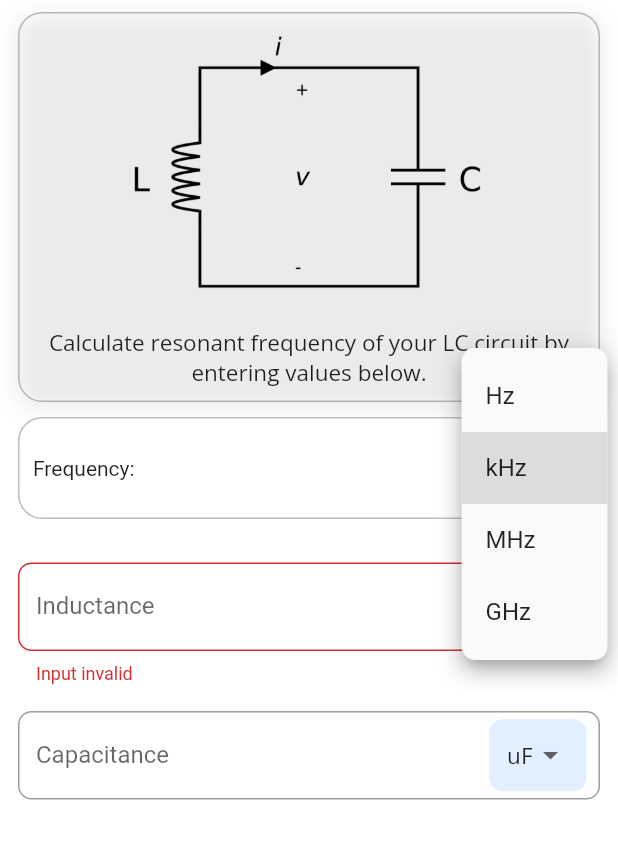
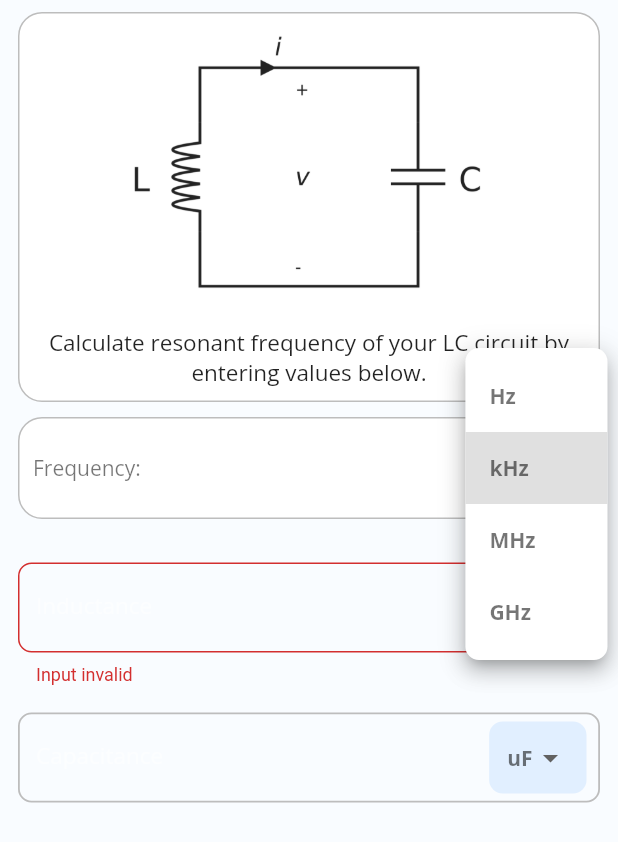
Before and after one commit to BojanDolic/Coiler, a Flutter app: the ResonantFrequencyScreen screen opened by its route, after a tap on "kHz", on a phone screen of 412 x 824 dp. Shown: the top 842 px of the screen. Run offline on Flutter 3.47's test engine with Material 2 defaults, Android fonts, the phone set to English and light mode, and no system bars; our stand-ins replace drift, floor; missing offline and left inert: drift_local_storage_inspector, storage_inspector; accounts and stored records are empty; generated files the repository leaves out were written again.

Commit message:
DEVELOP_2804_RES_FREQ_CALCULATOR
Improve UI of resonant_freq_screen.dart
Add dark theme support for resonant_freq_screen.dart
Add extension function for determining app theme (dark or light)

```diff
--- a/lib/screens/calculators/resonant_freq_screen.dart
+++ b/lib/screens/calculators/resonant_freq_screen.dart
@@ -1,6 +1,8 @@
 import 'package:coiler_app/calculator/calculator.dart';
+import 'package:coiler_app/util/color_constants.dart' as ColorUtil;
 import 'package:coiler_app/util/constants.dart';
 import 'package:coiler_app/util/conversion.dart';
+import 'package:coiler_app/util/extensions/theme_extension.dart';
 import 'package:coiler_app/util/list_constants.dart';
 import 'package:coiler_app/widgets/border_container.dart';
 import 'package:coiler_app/widgets/input_field_dropdown.dart';
@@ -13,8 +15,7 @@ class ResonantFrequencyScreen extends StatefulWidget {
   static String id = "/calculators/resfreq";
 
   @override
-  _ResonantFrequencyScreenState createState() =>
-      _ResonantFrequencyScreenState();
+  _ResonantFrequencyScreenState createState() => _ResonantFrequencyScreenState();
 }
 
 class _ResonantFrequencyScreenState extends State<ResonantFrequencyScreen> {
@@ -39,15 +40,11 @@ class _ResonantFrequencyScreenState extends State<ResonantFrequencyScreen> {
     var capacitanceTemp = double.tryParse(capacitance);
 
     if (inductanceTemp != 0 && capacitanceTemp != 0) {
-      var inductance = Converter()
-          .convertUnits(inductanceTemp, inductanceUnit, Units.DEFAULT);
-      var capacitance = Converter()
-          .convertUnits(capacitanceTemp, capacitanceUnit, Units.DEFAULT);
+      var inductance = Converter().convertUnits(inductanceTemp, inductanceUnit, Units.DEFAULT);
+      var capacitance = Converter().convertUnits(capacitanceTemp, capacitanceUnit, Units.DEFAULT);
 
-      var frequencyTemp =
-          Calculator().calculateResFrequency(inductance, capacitance);
-      var frequency =
-          Converter().convertUnits(frequencyTemp, Units.DEFAULT, frequencyUnit);
+      var frequencyTemp = Calculator().calculateResFrequency(inductance, capacitance);
+      var frequency = Converter().convertUnits(frequencyTemp, Units.DEFAULT, frequencyUnit);
 
       setState(() {
         this.frequency = frequency.toStringAsFixed(4);
@@ -57,8 +54,9 @@ class _ResonantFrequencyScreenState extends State<ResonantFrequencyScreen> {
 
   @override
   Widget build(BuildContext context) {
+    final theme = Theme.of(context);
     return Scaffold(
-      backgroundColor: Colors.white,
+      backgroundColor: theme.backgroundColor,
       body: SafeArea(
         child: Padding(
           padding: const EdgeInsets.symmetric(
@@ -75,23 +73,23 @@ class _ResonantFrequencyScreenState extends State<ResonantFrequencyScreen> {
                   Align(
                     alignment: Alignment.center,
                     child: BorderContainer(
-                      elevated: true,
                       child: Column(
                         children: [
                           Image.asset(
                             "assets/lc_circuit.png",
                             height: 200,
+                            color: context.isDarkTheme() ? Colors.white : Colors.black87,
                           ),
                           Text(
                             "Calculate resonant frequency of your LC circuit by entering values below.",
-                            style: normalTextStyleOpenSans14,
+                            style: theme.textTheme.displayMedium,
                             textAlign: TextAlign.center,
                           )
                         ],
                       ),
                     ),
                   ),
-                  SizedBox(
+                  const SizedBox(
                     height: 10,
                   ),
                   BorderContainer(
@@ -99,18 +97,22 @@ class _ResonantFrequencyScreenState extends State<ResonantFrequencyScreen> {
                       mainAxisSize: MainAxisSize.max,
                       mainAxisAlignment: MainAxisAlignment.spaceBetween,
                       children: [
-                        Text("Frequency: $frequency"),
+                        Text(
+                          "Frequency: $frequency",
+                          style: theme.textTheme.displaySmall,
+                        ),
                         Container(
                           padding: EdgeInsets.symmetric(
                             horizontal: 9,
                           ),
                           decoration: BoxDecoration(
-                            color: lightBlueColor,
+                            color: context.isDarkTheme() ? Colors.grey.shade800 : ColorUtil.lightestBlue,
                             borderRadius: BorderRadius.circular(9),
                           ),
                           child: DropdownButton<Units>(
                               value: frequencyUnit,
                               items: frequencyDropDownList,
+                              style: theme.textTheme.displaySmall?.copyWith(fontWeight: FontWeight.bold),
                               borderRadius: BorderRadius.circular(9),
                               underline: Container(),
                               onChanged: (value) {
--- a/lib/theme/darkTheme.dart
+++ b/lib/theme/darkTheme.dart
@@ -11,6 +11,7 @@ final darkTheme = ThemeData(
       color: Colors.white,
     ),
   ),
+  canvasColor: Colors.grey.shade900,
   popupMenuTheme: PopupMenuThemeData(
     color: darkThemeBackgroundColor,
     textStyle: normalTextStyleOpenSans14.copyWith(
@@ -29,7 +30,7 @@ final darkTheme = ThemeData(
       color: Colors.white54,
       fontSize: 14,
     ),
-    displayMedium: normalTextStyleOpenSans14.copyWith(color: Colors.white),
+    displayMedium: normalTextStyleOpenSans14.copyWith(color: Colors.white54),
   ),
   listTileTheme: ListTileThemeData(
     textColor: Colors.white,
@@ -40,6 +41,14 @@ final darkTheme = ThemeData(
       side: const BorderSide(color: Colors.white12),
     ),
   ),
+  inputDecorationTheme: InputDecorationTheme(
+    enabledBorder: OutlineInputBorder(
+      borderSide: BorderSide(color: Colors.grey.shade700, width: 1.2),
+      borderRadius: BorderRadius.circular(9),
+    ),
+    labelStyle: normalTextStyleOpenSans14.copyWith(color: Colors.white54),
+    floatingLabelStyle: lightCategoryTextStyle.copyWith(color: Colors.white54, fontWeight: FontWeight.bold),
+  ),
   backgroundColor: darkThemeBackgroundColor,
   dialogTheme: DialogTheme(
     backgroundColor: darkThemeBackgroundColor,
--- a/lib/theme/lightTheme.dart
+++ b/lib/theme/lightTheme.dart
@@ -11,6 +11,7 @@ final lightTheme = ThemeData(
       color: Colors.black87,
     ),
   ),
+  canvasColor: Colors.white,
   backgroundColor: lightThemeBackgroundColor,
   listTileTheme: ListTileThemeData(
     tileColor: Colors.white,
@@ -42,4 +43,12 @@ final lightTheme = ThemeData(
     contentTextStyle: normalTextStyleOpenSans14,
     shape: roundedBorder16,
   ),
+  inputDecorationTheme: InputDecorationTheme(
+    enabledBorder: OutlineInputBorder(
+      borderSide: BorderSide(color: Colors.grey.shade400, width: 1.2),
+      borderRadius: BorderRadius.circular(9),
+    ),
+    labelStyle: normalTextStyleOpenSans14.copyWith(color: Colors.white54),
+    floatingLabelStyle: lightCategoryTextStyle.copyWith(color: Colors.white54, fontWeight: FontWeight.bold),
+  ),
 );
--- /dev/null
+++ b/lib/util/extensions/theme_extension.dart
@@ -0,0 +1,8 @@
+import 'package:flutter/cupertino.dart';
+
+extension ThemeCheck on BuildContext {
+  bool isDarkTheme() {
+    final bright = MediaQuery.of(this).platformBrightness;
+    return bright == Brightness.dark;
+  }
+}
--- a/lib/widgets/border_container.dart
+++ b/lib/widgets/border_container.dart
@@ -29,7 +29,7 @@ class BorderContainer extends StatelessWidget {
   @override
   Widget build(BuildContext context) {
     return Material(
-      color: Colors.white,
+      color: Theme.of(context).canvasColor,
       borderRadius: BorderRadius.circular(16),
       child: Container(
         padding: padding,
--- a/lib/widgets/input_field_dropdown.dart
+++ b/lib/widgets/input_field_dropdown.dart
@@ -1,4 +1,6 @@
+import 'package:coiler_app/util/color_constants.dart' as ColorUtil;
 import 'package:coiler_app/util/constants.dart';
+import 'package:coiler_app/util/extensions/theme_extension.dart';
 import 'package:flutter/material.dart';
 import 'package:flutter/services.dart';
 
@@ -32,6 +34,7 @@ class InputFieldDropDown extends StatelessWidget {
 
   @override
   Widget build(BuildContext context) {
+    final theme = Theme.of(context);
     return TextFormField(
       autovalidateMode: AutovalidateMode.onUserInteraction,
       onChanged: (value) => onTextChanged(value),
@@ -39,6 +42,7 @@ class InputFieldDropDown extends StatelessWidget {
       controller: controller,
       keyboardType: inputType,
       inputFormatters: inputFormatters,
+      style: theme.textTheme.displayMedium,
       decoration: InputDecoration(
         suffixIcon: Padding(
           padding: const EdgeInsets.only(
@@ -50,7 +54,7 @@ class InputFieldDropDown extends StatelessWidget {
               horizontal: 12,
             ),
             decoration: BoxDecoration(
-              color: const Color(0xffe1efff),
+              color: context.isDarkTheme() ? Colors.grey.shade800 : ColorUtil.lightestBlue, //const Color(0xffe1efff),
               borderRadius: BorderRadius.circular(9),
             ),
             child: Align(
@@ -59,7 +63,8 @@ class InputFieldDropDown extends StatelessWidget {
               child: DropdownButton<Units>(
                 borderRadius: BorderRadius.circular(9),
                 value: dropDownValue,
-                style: normalTextStyleOpenSans14.copyWith(color: Colors.black87),
+                style:
+                    theme.textTheme.displaySmall?.copyWith(fontWeight: FontWeight.bold), //normalTextStyleOpenSans14.copyWith(color: Colors.black87),
                 underline: Container(),
                 items: dropDownList,
                 onChanged: (value) => onDropDownChanged(value),
@@ -71,10 +76,37 @@ class InputFieldDropDown extends StatelessWidget {
         hintText: hintText,
         labelText: labelText,
         errorText: errorText,
+        hintStyle: theme.inputDecorationTheme.labelStyle,
+        labelStyle: theme.inputDecorationTheme.labelStyle, //theme.textTheme.displayMedium, // (errorText == null) ? theme.primaryColor : Colors.red
+        floatingLabelStyle: MaterialStateTextStyle.resolveWith((states) {
+          var color = theme.textTheme.displayMedium?.color;
+
+          if (states.contains(MaterialState.error)) {
+            color = Colors.red;
+          } else if (states.contains(MaterialState.focused)) {
+            color = theme.primaryColor;
+          }
+
+          //final color = (states.contains(MaterialState.error)) ? Colors.red : theme.primaryColor;
+          return (theme.inputDecorationTheme.floatingLabelStyle?.copyWith(color: color))!;
+        }),
         border: OutlineInputBorder(
+          borderSide: BorderSide(color: Colors.red),
           borderRadius: BorderRadius.circular(9),
         ),
+        enabledBorder: theme.inputDecorationTheme.enabledBorder,
       ),
     );
   }
+
+  TextStyle? getLabelStyle(ThemeData theme, Set<MaterialState> states) {
+    var style = theme.inputDecorationTheme.labelStyle;
+
+    if (states.contains(MaterialState.focused)) {
+      style = theme.inputDecorationTheme.labelStyle?.copyWith(color: theme.primaryColor);
+    } else if (states.contains(MaterialState.error)) {
+      style = theme.inputDecorationTheme.labelStyle?.copyWith(color: Colors.red);
+    }
+    return style!;
+  }
 }
```
